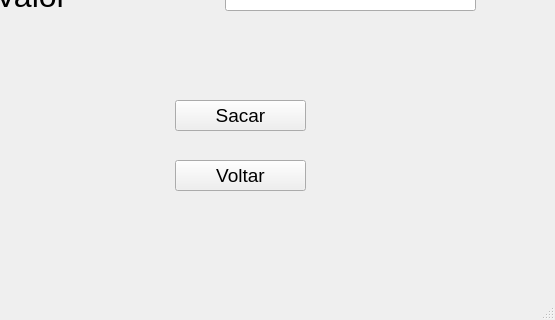
aleffericlys/Banco, file interfaceBanco/tela_saque.ui: the form before one commit; both pictures show x 85 to 640 and y 160 to 480 of the 640 by 480 pixel window.
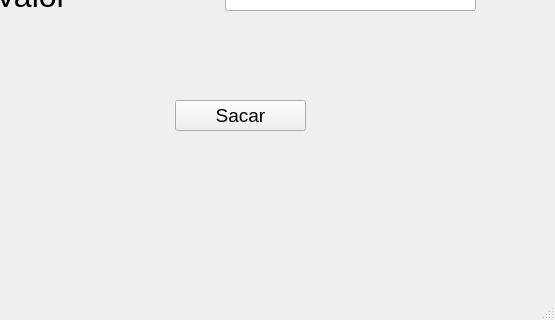
The form after the commit.

Patch:
```diff
--- a/interfaceBanco/tela_saque.ui
+++ b/interfaceBanco/tela_saque.ui
@@ -78,24 +78,6 @@
      <string>Sacar</string>
     </property>
    </widget>
-   <widget class="QPushButton" name="pushButton_2">
-    <property name="geometry">
-     <rect>
-      <x>260</x>
-      <y>320</y>
-      <width>131</width>
-      <height>31</height>
-     </rect>
-    </property>
-    <property name="font">
-     <font>
-      <pointsize>14</pointsize>
-     </font>
-    </property>
-    <property name="text">
-     <string>Voltar</string>
-    </property>
-   </widget>
   </widget>
   <widget class="QMenuBar" name="menubar">
    <property name="geometry">
```
